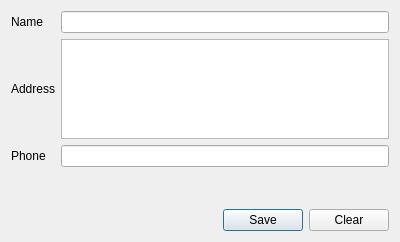
Above: createagentdialog.ui from alanhaggai/Daily-Collection before the change. Below: the same form after it.
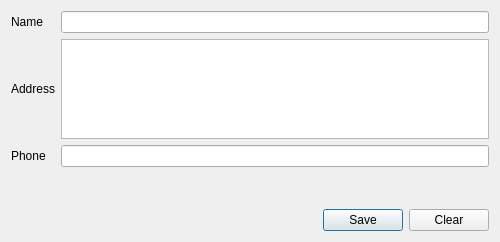
That is the form after the change.

Commit message: Resized all dialogs' widths from 400px to 500px

The edit to the form file:
```diff
--- a/createagentdialog.ui
+++ b/createagentdialog.ui
@@ -9,7 +9,7 @@
    <rect>
     <x>0</x>
     <y>0</y>
-    <width>400</width>
+    <width>500</width>
     <height>242</height>
    </rect>
   </property>
```
The commit also changes 5 other files.
